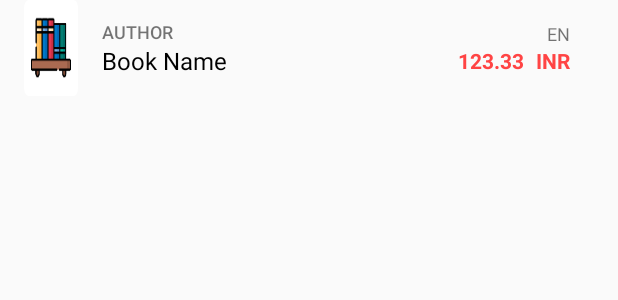
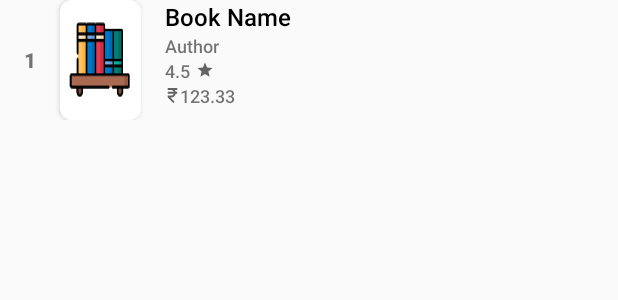
Before and after one commit to raviranjan3570/book-listing, an Android app: the layout list_item.xml on its own in the app's theme, with its tools: preview values and no code run, on a phone screen of 412 x 824 dp. Shown: the top 300 px of the screen. Run offline under Robolectric (Android 15) with nearby library versions, the light colour scheme and no system bars.

Commit message:
design overhaul and intent added

```diff
--- a/app/build.gradle
+++ b/app/build.gradle
@@ -25,10 +25,13 @@ dependencies {
     implementation fileTree(dir: "libs", include: ["*.jar"])
     implementation 'androidx.appcompat:appcompat:1.1.0'
     implementation 'androidx.constraintlayout:constraintlayout:1.1.3'
+    implementation 'androidx.browser:browser:1.2.0'
     testImplementation 'junit:junit:4.12'
     androidTestImplementation 'androidx.test.ext:junit:1.1.1'
     androidTestImplementation 'androidx.test.espresso:espresso-core:3.2.0'
     implementation 'com.github.bumptech.glide:glide:4.11.0'
     // Glide v4 uses this new annotation processor -- see https://bumptech.github.io/glide/doc/generatedapi.html
     annotationProcessor 'com.github.bumptech.glide:compiler:4.11.0'
+    //noinspection GradleCompatible
+    implementation 'com.android.support:cardview-v7:28.0.0'
 }
--- /dev/null
+++ b/app/src/main/res/drawable/ic_baseline_star_24.xml
@@ -0,0 +1,10 @@
+<vector xmlns:android="http://schemas.android.com/apk/res/android"
+    android:width="12dp"
+    android:height="12dp"
+    android:tint="?attr/colorControlNormal"
+    android:viewportWidth="24"
+    android:viewportHeight="24">
+    <path
+        android:fillColor="@android:color/white"
+        android:pathData="M12,17.27L18.18,21l-1.64,-7.03L22,9.24l-7.19,-0.61L12,2 9.19,8.63 2,9.24l5.46,4.73L5.82,21z" />
+</vector>
--- /dev/null
+++ b/app/src/main/res/drawable/ic_rupee.xml
@@ -0,0 +1,10 @@
+<vector xmlns:android="http://schemas.android.com/apk/res/android"
+    android:width="10dp"
+    android:height="10dp"
+    android:tint="?attr/colorControlNormal"
+    android:viewportWidth="512"
+    android:viewportHeight="512">
+    <path
+        android:fillColor="@android:color/white"
+        android:pathData="m418.474,0h-324.949v64.559h114.593c42.083,0 77.976,26.986 91.3,64.559h-205.893v64.559h205.893c-13.324,37.573 -49.217,64.559 -91.3,64.559h-114.593v64.559l189.203,189.205 45.65,-45.651 -143.552,-143.552h23.292c77.943,0 143.158,-55.538 158.153,-129.119h52.203v-64.559h-52.203c-4.858,-23.84 -14.99,-45.783 -29.116,-64.559h81.319z" />
+</vector>
--- a/app/src/main/res/layout/activity_main.xml
+++ b/app/src/main/res/layout/activity_main.xml
@@ -7,7 +7,11 @@
     <ListView
         android:id="@+id/list_view"
         android:layout_width="match_parent"
-        android:layout_height="match_parent" />
+        android:layout_height="match_parent"
+        android:layout_marginTop="16dp"
+        android:layout_marginBottom="@dimen/margin_8dp"
+        android:divider="@null"
+        android:dividerHeight="16dp" />
 
     <ProgressBar
         android:id="@+id/loading_spinner"
--- a/app/src/main/res/layout/list_item.xml
+++ b/app/src/main/res/layout/list_item.xml
@@ -2,27 +2,57 @@
 <LinearLayout xmlns:android="http://schemas.android.com/apk/res/android"
     xmlns:tools="http://schemas.android.com/tools"
     android:layout_width="match_parent"
-    android:layout_height="?android:attr/listPreferredItemHeight"
+    xmlns:app="http://schemas.android.com/apk/res-auto"
+    android:layout_height="?android:listPreferredItemHeightLarge"
+    android:orientation="horizontal">
+
+    <TextView
+        android:id="@+id/book_index"
+        android:layout_width="wrap_content"
+        android:layout_height="wrap_content"
+        android:layout_gravity="center"
         android:layout_marginStart="@dimen/layout_margin"
-    android:layout_marginEnd="@dimen/layout_margin"
-    android:orientation="horizontal">
+        android:fontFamily="sans-serif-medium"
+        android:textStyle="bold"
+        tools:text="1" />
+
+    <androidx.cardview.widget.CardView
+        android:layout_width="@dimen/cover_width"
+        android:layout_height="match_parent"
+        android:layout_gravity="center"
+        android:layout_marginStart="16dp"
+        android:elevation="10dp"
+        app:cardCornerRadius="8dp">
 
         <ImageView
             android:id="@+id/book_cover"
-        android:layout_width="@dimen/cover_width"
-        android:layout_height="?android:attr/listPreferredItemHeight"
+            android:layout_width="match_parent"
+            android:layout_height="match_parent"
             android:contentDescription="@string/book_cover_image_view_desc"
             android:scaleType="fitXY"
             tools:src="@mipmap/ic_launcher" />
 
+    </androidx.cardview.widget.CardView>
+
     <LinearLayout
         android:layout_width="0dp"
-        android:layout_height="wrap_content"
+        android:layout_height="match_parent"
         android:layout_marginStart="@dimen/layout_margin"
         android:layout_marginEnd="@dimen/layout_margin"
         android:layout_gravity="center_vertical"
         android:layout_weight="1"
         android:orientation="vertical">
+
+        <TextView
+            android:id="@+id/book_name"
+            android:layout_width="wrap_content"
+            android:layout_height="wrap_content"
+            android:fontFamily="sans-serif-medium"
+            android:ellipsize="end"
+            android:maxLines="1"
+            android:textColor="@android:color/black"
+            android:textSize="@dimen/title_text_size"
+            tools:text="Book Name" />
 
         <TextView
             android:id="@+id/author_name"
@@ -31,64 +61,28 @@
             android:ellipsize="end"
             android:fontFamily="sans-serif-medium"
             android:maxLines="1"
-            android:textAllCaps="true"
             android:textSize="@dimen/author_text_size"
             tools:text="Author" />
 
         <TextView
-            android:id="@+id/book_name"
+            android:id="@+id/rating"
             android:layout_width="wrap_content"
             android:layout_height="wrap_content"
-            android:ellipsize="end"
-            android:lineSpacingMultiplier="1.1"
-            android:maxLines="2"
-            android:textColor="@android:color/black"
-            android:textSize="@dimen/title_text_size"
-            tools:text="Book Name" />
-
-    </LinearLayout>
-
-    <LinearLayout
-        android:layout_width="wrap_content"
-        android:layout_height="wrap_content"
-        android:layout_marginStart="@dimen/layout_margin"
-        android:layout_gravity="center_vertical"
-        android:layout_marginEnd="@dimen/layout_margin"
-        android:orientation="vertical">
-
-        <TextView
-            android:id="@+id/language_code"
-            android:layout_width="wrap_content"
-            android:layout_height="wrap_content"
+            android:drawableEnd="@drawable/ic_baseline_star_24"
+            android:drawablePadding="4dp"
+            android:fontFamily="sans-serif-medium"
             android:textAllCaps="true"
-            android:layout_gravity="end"
             android:textSize="@dimen/country_code_text_size"
-            tools:text="EN" />
-
-        <LinearLayout
-            android:layout_width="wrap_content"
-            android:layout_height="wrap_content"
-            android:orientation="horizontal">
+            tools:text="4.5" />
 
         <TextView
             android:id="@+id/book_price"
             android:layout_width="wrap_content"
             android:layout_height="wrap_content"
-                android:textColor="@android:color/holo_red_light"
-                android:textStyle="bold"
+            android:drawableStart="@drawable/ic_rupee"
+            android:fontFamily="sans-serif-medium"
+            android:textSize="@dimen/country_code_text_size"
             tools:text="123.33" />
 
-            <TextView
-                android:id="@+id/currency_code"
-                android:layout_width="wrap_content"
-                android:layout_height="wrap_content"
-                android:layout_marginStart="@dimen/margin_8dp"
-                android:textStyle="bold"
-                android:textColor="@android:color/holo_red_light"
-                tools:text="INR" />
-
     </LinearLayout>
-
 </LinearLayout>
-
-</LinearLayout>
--- a/app/src/main/res/values/dimens.xml
+++ b/app/src/main/res/values/dimens.xml
@@ -2,7 +2,7 @@
 <resources>
     <dimen name="list_margin">32dp</dimen>
     <dimen name="layout_margin">16dp</dimen>
-    <dimen name="cover_width">36dp</dimen>
+    <dimen name="cover_width">54dp</dimen>
     <dimen name="author_text_size">12sp</dimen>
     <dimen name="title_text_size">16sp</dimen>
     <dimen name="country_code_text_size">12sp</dimen>
--- a/app/src/main/res/values/strings.xml
+++ b/app/src/main/res/values/strings.xml
@@ -6,4 +6,6 @@
     <string name="no_books_found">No books found.</string>
     <string name="no_books">Search for books.</string>
     <string name="no_internet">No internet connection.</string>
+    <string name="not_for_sale">Not for sale</string>
+    <string name="Rs">\u20B9</string>
 </resources>
```
Also changed, not shown: app/src/main/java/com/android/booklisting/Book.java (+11 -10 lines), app/src/main/java/com/android/booklisting/BookAdapter.java (+21 -9 lines), app/src/main/java/com/android/booklisting/MainActivity.java (+35 -5 lines), app/src/main/java/com/android/booklisting/QueryUtils.java (+7 -7 lines). Lines whose indentation alone changed are shown as unchanged.
